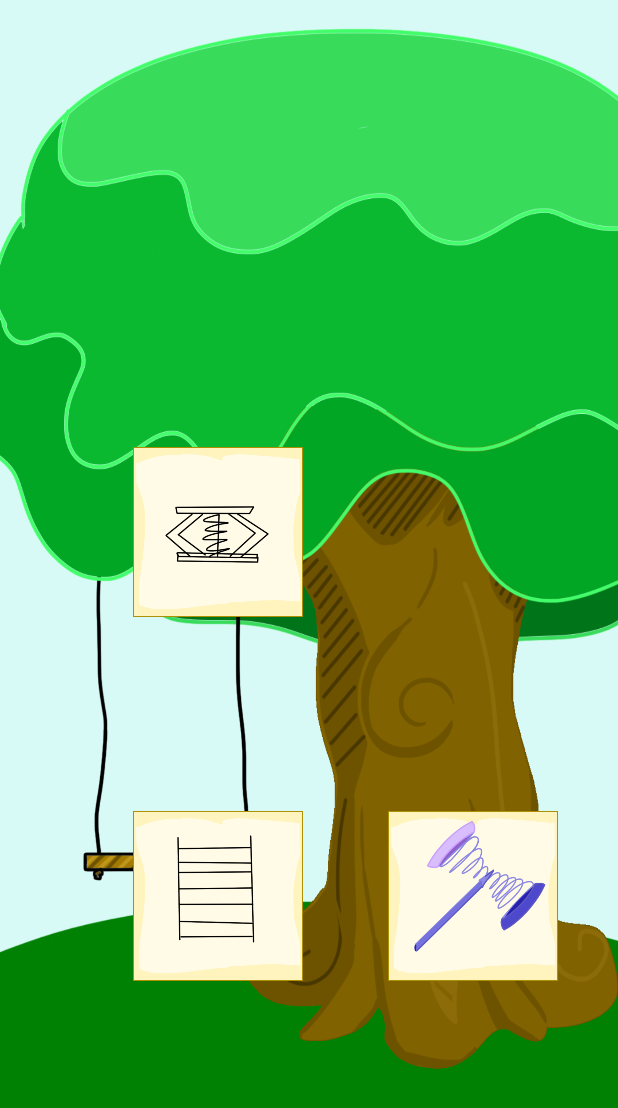
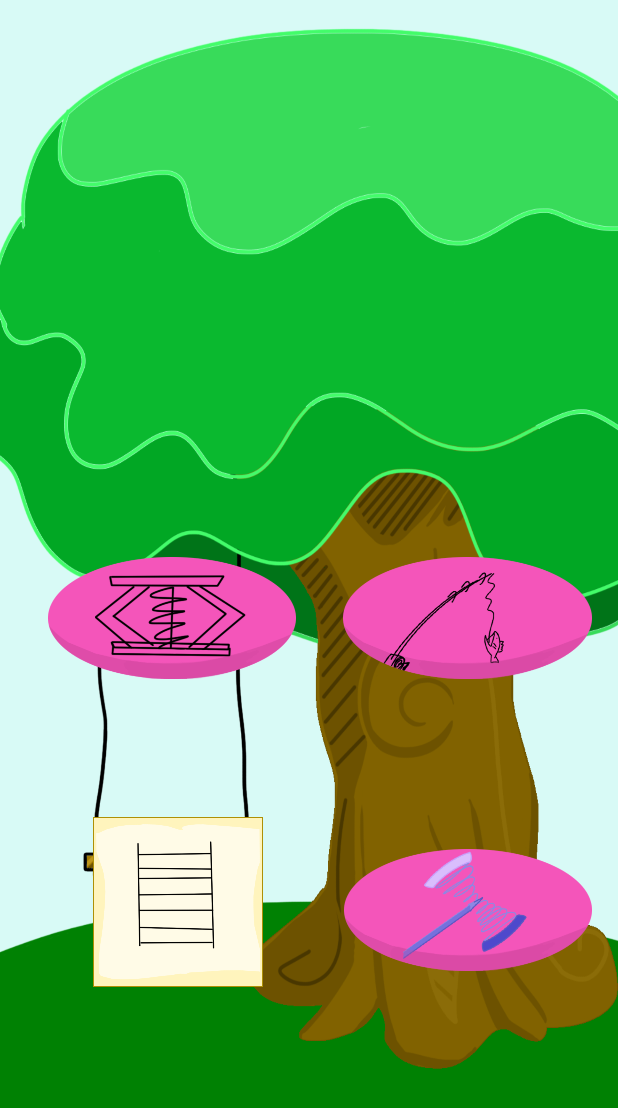
Before and after one commit to DevonTrammell/Foogles, an Android app: the GameSelect screen opened directly, with no data from a screen before it, on a phone screen of 412 x 824 dp. Shown: the top 1108 px of the screen. Run offline under Robolectric (Android 15) with nearby library versions, the phone set to English and light mode, and no system bars.

Commit message:
Implemented latest round of art

```diff
--- a/Foogles/app/src/main/res/layout/activity_game_select.xml
+++ b/Foogles/app/src/main/res/layout/activity_game_select.xml
@@ -23,8 +23,8 @@
 
     <ImageButton
         android:id="@+id/imageButton8"
-        android:layout_width="113dp"
-        android:layout_height="113dp"
+        android:layout_width="165dp"
+        android:layout_height="81dp"
         android:layout_marginBottom="8dp"
         android:layout_marginEnd="8dp"
         android:layout_marginStart="8dp"
@@ -34,11 +34,10 @@
         android:scaleType="fitXY"
         app:layout_constraintBottom_toBottomOf="parent"
         app:layout_constraintEnd_toEndOf="@+id/imageView7"
-        app:layout_constraintHorizontal_bias="0.286"
+        app:layout_constraintHorizontal_bias="0.103"
         app:layout_constraintStart_toStartOf="parent"
         app:layout_constraintTop_toTopOf="parent"
-        app:layout_constraintVertical_bias="0.417"
-        app:srcCompat="@drawable/hop" />
+        app:srcCompat="@drawable/button_hop" />
 
     <ImageButton
         android:id="@+id/imageButton9"
@@ -53,16 +52,16 @@
         android:scaleType="fitXY"
         app:layout_constraintBottom_toBottomOf="parent"
         app:layout_constraintEnd_toEndOf="parent"
-        app:layout_constraintHorizontal_bias="0.286"
+        app:layout_constraintHorizontal_bias="0.192"
         app:layout_constraintStart_toStartOf="parent"
         app:layout_constraintTop_toTopOf="parent"
-        app:layout_constraintVertical_bias="0.767"
+        app:layout_constraintVertical_bias="0.773"
         app:srcCompat="@drawable/climb" />
 
     <ImageButton
         android:id="@+id/imageButton10"
-        android:layout_width="113dp"
-        android:layout_height="113dp"
+        android:layout_width="165dp"
+        android:layout_height="81dp"
         android:layout_marginBottom="8dp"
         android:layout_marginEnd="8dp"
         android:layout_marginStart="8dp"
@@ -72,10 +71,28 @@
         android:scaleType="fitXY"
         app:layout_constraintBottom_toBottomOf="parent"
         app:layout_constraintEnd_toEndOf="parent"
-        app:layout_constraintHorizontal_bias="0.886"
+        app:layout_constraintHorizontal_bias="0.96"
         app:layout_constraintStart_toStartOf="parent"
         app:layout_constraintTop_toTopOf="parent"
-        app:layout_constraintVertical_bias="0.767"
-        app:srcCompat="@drawable/hammer" />
+        app:layout_constraintVertical_bias="0.768"
+        app:srcCompat="@drawable/button_whack" />
+
+    <ImageButton
+        android:id="@+id/imageButton11"
+        android:layout_width="166dp"
+        android:layout_height="81dp"
+        android:layout_marginBottom="8dp"
+        android:layout_marginEnd="8dp"
+        android:layout_marginStart="8dp"
+        android:layout_marginTop="8dp"
+        android:background="@drawable/invis"
+        android:onClick="getFoogleforFish"
+        android:scaleType="fitXY"
+        app:layout_constraintBottom_toBottomOf="parent"
+        app:layout_constraintEnd_toEndOf="@+id/imageView7"
+        app:layout_constraintHorizontal_bias="0.96"
+        app:layout_constraintStart_toStartOf="parent"
+        app:layout_constraintTop_toTopOf="parent"
+        app:srcCompat="@drawable/button_fish" />
 
 </android.support.constraint.ConstraintLayout>
--- a/Foogles/app/src/main/res/layout/activity_tournament.xml
+++ b/Foogles/app/src/main/res/layout/activity_tournament.xml
@@ -79,7 +79,7 @@
         app:layout_constraintStart_toStartOf="parent"
         app:layout_constraintTop_toTopOf="parent"
         app:layout_constraintVertical_bias="0.0"
-        app:srcCompat="@drawable/trophybutton" />
+        app:srcCompat="@drawable/button_tourny" />
 
 
 </android.support.constraint.ConstraintLayout>
```
Also changed, not shown: Foogles/app/src/main/res/layout/activity_foogle_climb.xml (+39 -24 lines), Foogles/app/src/main/res/layout/activity_foogle_fish.xml (+25 -16 lines), Foogles/app/src/main/res/layout/activity_main.xml (+5 -5 lines), Foogles/app/src/main/res/layout/activity_whack_a_foogle.xml (+17 -1 lines).
